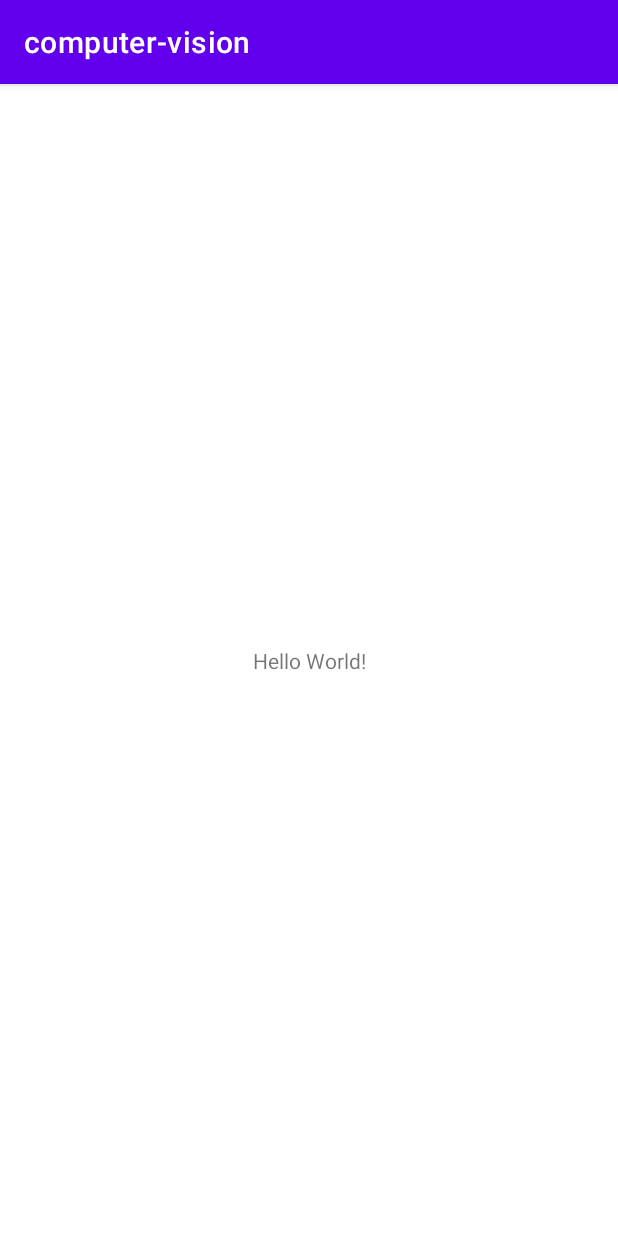
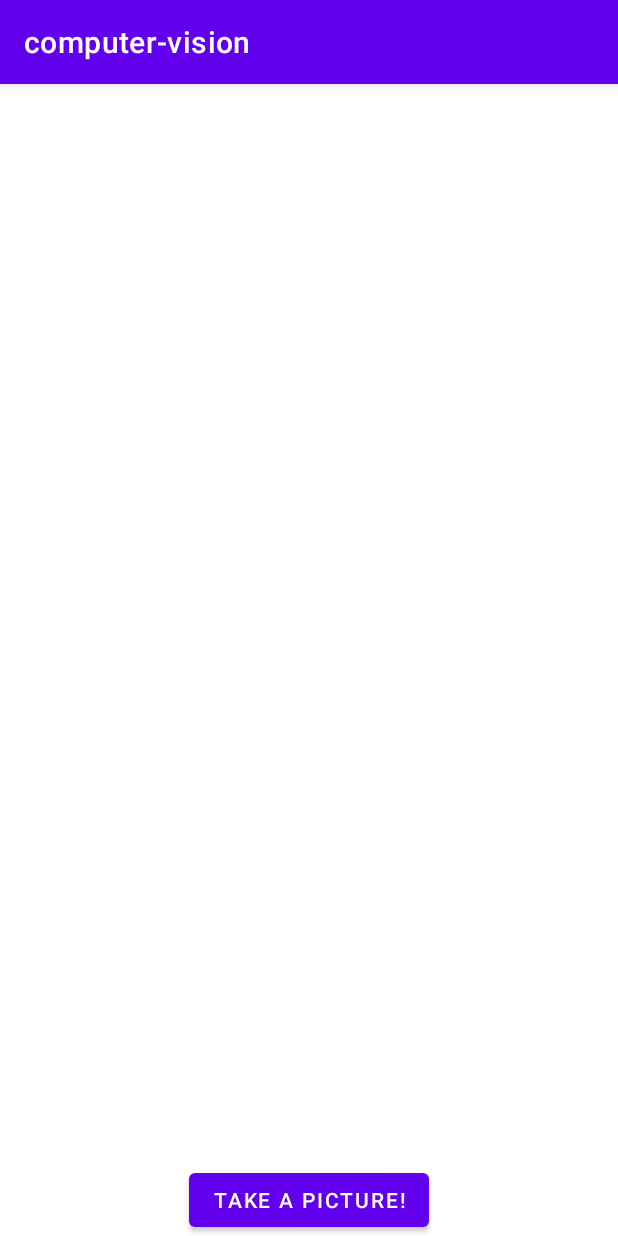
Before and after one commit to deveshkakkar/HandwrittenComputerVision, an Android app: the screen it shows after launch (MainActivity), on a phone screen of 412 x 824 dp. Run offline under Robolectric (Android 15) with nearby library versions, the phone set to English and light mode, and no system bars.

```diff
--- a/app/src/main/AndroidManifest.xml
+++ b/app/src/main/AndroidManifest.xml
@@ -1,6 +1,8 @@
 <?xml version="1.0" encoding="utf-8"?>
 <manifest xmlns:android="http://schemas.android.com/apk/res/android"
     package="com.example.computer_vision">
+    <uses-permission-sdk-23 android:name="android.permission.CAMERA" />
+    <uses-permission-sdk-23 android:name="android.permission.WRITE_EXTERNAL_STORAGE" />
 
     <application
         android:allowBackup="true"
--- a/app/src/main/java/com/example/computer_vision/MainActivity.java
+++ b/app/src/main/java/com/example/computer_vision/MainActivity.java
@@ -1,14 +1,29 @@
 package com.example.computer_vision;
 
 import androidx.appcompat.app.AppCompatActivity;
+import androidx.core.app.ActivityCompat;
+import androidx.core.content.ContextCompat;
 
+import android.Manifest;
+import android.content.pm.PackageManager;
 import android.os.Bundle;
+import android.widget.Button;
+import android.widget.ImageView;
 
 public class MainActivity extends AppCompatActivity {
-
+    private Button takePictureButton;
+    private ImageView imageView;
     @Override
     protected void onCreate(Bundle savedInstanceState) {
         super.onCreate(savedInstanceState);
         setContentView(R.layout.activity_main);
+
+        takePictureButton = (Button) findViewById(R.id.button_image);
+        imageView = (ImageView) findViewById(R.id.imageview);
+
+        if (ContextCompat.checkSelfPermission(this, Manifest.permission.CAMERA) != PackageManager.PERMISSION_GRANTED) {
+            takePictureButton.setEnabled(false);
+            ActivityCompat.requestPermissions(this, new String[] { Manifest.permission.CAMERA, Manifest.permission.WRITE_EXTERNAL_STORAGE }, 0);
+        }
     }
 }
--- a/app/src/main/res/layout/activity_main.xml
+++ b/app/src/main/res/layout/activity_main.xml
@@ -1,18 +1,25 @@
 <?xml version="1.0" encoding="utf-8"?>
-<androidx.constraintlayout.widget.ConstraintLayout xmlns:android="http://schemas.android.com/apk/res/android"
-    xmlns:app="http://schemas.android.com/apk/res-auto"
+<RelativeLayout xmlns:android="http://schemas.android.com/apk/res/android"
     xmlns:tools="http://schemas.android.com/tools"
     android:layout_width="match_parent"
     android:layout_height="match_parent"
     tools:context=".MainActivity">
 
-    <TextView
+
+    <ImageView
+        android:id="@+id/imageview"
         android:layout_width="wrap_content"
         android:layout_height="wrap_content"
-        android:text="Hello World!"
-        app:layout_constraintBottom_toBottomOf="parent"
-        app:layout_constraintLeft_toLeftOf="parent"
-        app:layout_constraintRight_toRightOf="parent"
-        app:layout_constraintTop_toTopOf="parent" />
+        android:layout_centerHorizontal="true"
+        android:layout_above="@+id/button_image"/>
 
-</androidx.constraintlayout.widget.ConstraintLayout>
+    <Button
+        android:id="@+id/button_image"
+        android:layout_width="wrap_content"
+        android:layout_height="48dp"
+        android:layout_alignParentBottom="true"
+        android:layout_centerHorizontal="true"
+        android:onClick="takePicture"
+        android:text="Take a picture!"/>
+
+</RelativeLayout>
```
